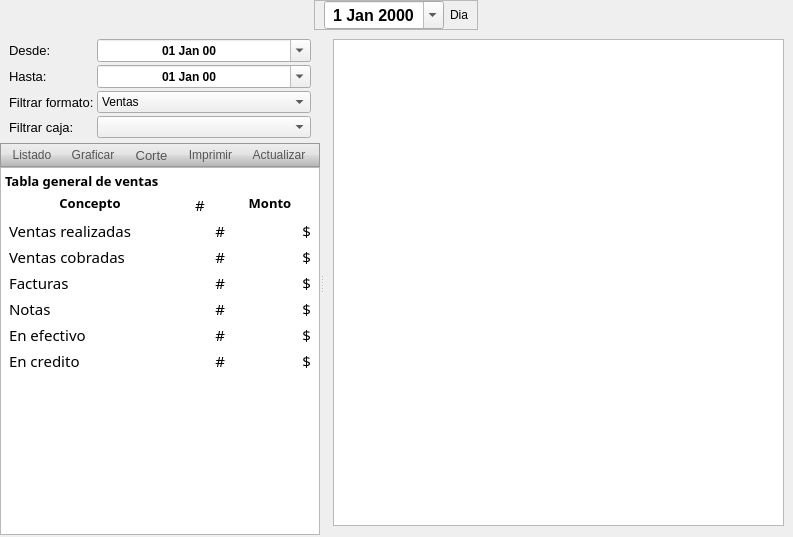
Old version of the form qt/modulos/ui_reportes.ui in the repository dravix/pyventa.
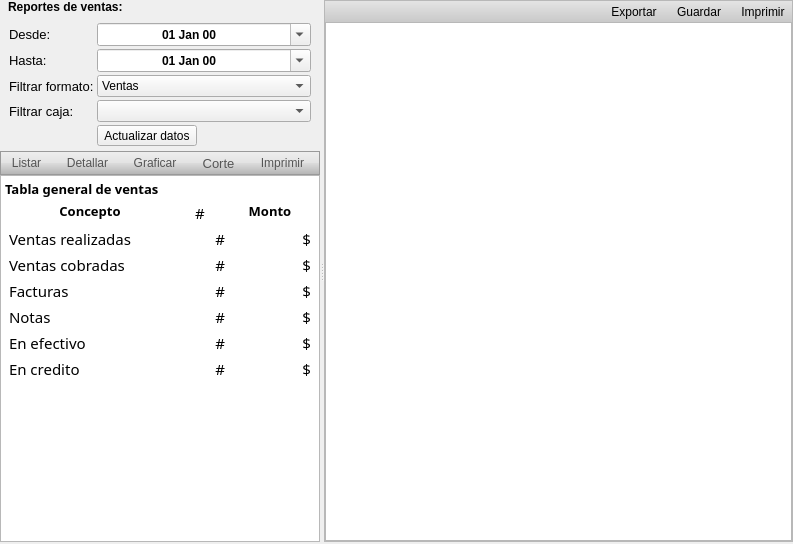
New version of the form. The open tabs and pages were chosen to show the change. Icons and pictures are not drawn.

The edit to the form file:
```diff
--- a/qt/modulos/ui_reportes.ui
+++ b/qt/modulos/ui_reportes.ui
@@ -7,7 +7,7 @@
     <x>0</x>
     <y>0</y>
     <width>793</width>
-    <height>537</height>
+    <height>544</height>
    </rect>
   </property>
   <property name="windowTitle">
@@ -40,125 +40,6 @@
         <property name="spacing">
          <number>0</number>
         </property>
-        <item>
-         <widget class="QStackedWidget" name="stackedWidget">
-          <property name="sizePolicy">
-           <sizepolicy hsizetype="Preferred" vsizetype="Fixed">
-            <horstretch>0</horstretch>
-            <verstretch>0</verstretch>
-           </sizepolicy>
-          </property>
-          <property name="currentIndex">
-           <number>1</number>
-          </property>
-          <widget class="QWidget" name="page">
-           <layout class="QHBoxLayout" name="horizontalLayout">
-            <property name="margin">
-             <number>0</number>
-            </property>
-            <item>
-             <widget class="QFrame" name="frDia">
-              <property name="sizePolicy">
-               <sizepolicy hsizetype="Fixed" vsizetype="Fixed">
-                <horstretch>0</horstretch>
-                <verstretch>0</verstretch>
-               </sizepolicy>
-              </property>
-              <property name="frameShape">
-               <enum>QFrame::StyledPanel</enum>
-              </property>
-              <property name="frameShadow">
-               <enum>QFrame::Raised</enum>
-              </property>
-              <layout class="QHBoxLayout" name="horizontalLayout_8">
-               <property name="topMargin">
-                <number>0</number>
-               </property>
-               <property name="bottomMargin">
-                <number>0</number>
-               </property>
-               <item>
-                <widget class="QDateEdit" name="deCorte">
-                 <property name="font">
-                  <font>
-                   <pointsize>12</pointsize>
-                   <weight>75</weight>
-                   <bold>true</bold>
-                  </font>
-                 </property>
-                 <property name="alignment">
-                  <set>Qt::AlignCenter</set>
-                 </property>
-                 <property name="buttonSymbols">
-                  <enum>QAbstractSpinBox::PlusMinus</enum>
-                 </property>
-                 <property name="accelerated">
-                  <bool>true</bool>
-                 </property>
-                 <property name="calendarPopup">
-                  <bool>true</bool>
-                 </property>
-                </widget>
-               </item>
-               <item>
-                <widget class="QLabel" name="label_3">
-                 <property name="text">
-                  <string>Dia</string>
-                 </property>
-                 <property name="alignment">
-                  <set>Qt::AlignCenter</set>
-                 </property>
-                </widget>
-               </item>
-              </layout>
-             </widget>
-            </item>
-           </layout>
-          </widget>
-          <widget class="QWidget" name="page_2">
-           <layout class="QHBoxLayout" name="horizontalLayout_2">
-            <property name="leftMargin">
-             <number>0</number>
-            </property>
-            <property name="topMargin">
-             <number>0</number>
-            </property>
-            <property name="rightMargin">
-             <number>0</number>
-            </property>
-            <item>
-             <layout class="QHBoxLayout" name="horizontalLayout_9">
-              <property name="leftMargin">
-               <number>10</number>
-              </property>
-              <property name="rightMargin">
-               <number>5</number>
-              </property>
-              <item>
-               <widget class="QLabel" name="titulo">
-                <property name="sizePolicy">
-                 <sizepolicy hsizetype="Preferred" vsizetype="Fixed">
-                  <horstretch>0</horstretch>
-                  <verstretch>0</verstretch>
-                 </sizepolicy>
-                </property>
-                <property name="font">
-                 <font>
-                  <weight>75</weight>
-                  <bold>true</bold>
-                 </font>
-                </property>
-                <property name="text">
-                 <string>Reportes de ventas:</string>
-                </property>
-               </widget>
-              </item>
-             </layout>
-            </item>
-           </layout>
-          </widget>
-         </widget>
-        </item>
         <item>
          <widget class="QSplitter" name="splitter">
           <property name="orientation">
@@ -172,6 +53,31 @@
             <property name="sizeConstraint">
              <enum>QLayout::SetMaximumSize</enum>
             </property>
+            <item>
+             <widget class="QLabel" name="titulo">
+              <property name="sizePolicy">
+               <sizepolicy hsizetype="Preferred" vsizetype="Fixed">
+                <horstretch>0</horstretch>
+                <verstretch>0</verstretch>
+               </sizepolicy>
+              </property>
+              <property name="font">
+               <font>
+                <weight>75</weight>
+                <bold>true</bold>
+               </font>
+              </property>
+              <property name="text">
+               <string>Reportes de ventas:</string>
+              </property>
+              <property name="margin">
+               <number>7</number>
+              </property>
+              <property name="indent">
+               <number>8</number>
+              </property>
+             </widget>
+            </item>
             <item>
              <widget class="QWidget" name="widget" native="true">
               <layout class="QVBoxLayout" name="verticalLayout_6">
@@ -333,6 +239,33 @@
                  <item row="3" column="1">
                   <widget class="QComboBox" name="cbCaja"/>
                  </item>
+                 <item row="4" column="1">
+                  <widget class="QToolButton" name="pbListaVentas">
+                   <property name="font">
+                    <font>
+                     <pointsize>9</pointsize>
+                     <weight>50</weight>
+                     <bold>false</bold>
+                    </font>
+                   </property>
+                   <property name="text">
+                    <string>Actualizar datos</string>
+                   </property>
+                   <property name="icon">
+                    <iconset resource="../../icons.qrc">
+                     <normaloff>:/actions/images/actions/color_18/reload.png</normaloff>:/actions/images/actions/color_18/reload.png</iconset>
+                   </property>
+                   <property name="iconSize">
+                    <size>
+                     <width>18</width>
+                     <height>18</height>
+                    </size>
+                   </property>
+                   <property name="toolButtonStyle">
+                    <enum>Qt::ToolButtonTextBesideIcon</enum>
+                   </property>
+                  </widget>
+                 </item>
                 </layout>
                </item>
               </layout>
@@ -368,9 +301,6 @@
                <enum>QFrame::Raised</enum>
               </property>
               <layout class="QHBoxLayout" name="horizontalLayout_3">
-               <property name="spacing">
-                <number>0</number>
-               </property>
                <property name="margin">
                 <number>0</number>
                </property>
@@ -384,7 +314,7 @@
                   </font>
                  </property>
                  <property name="text">
-                  <string>Listado</string>
+                  <string>Listar</string>
                  </property>
                  <property name="icon">
                   <iconset resource="../../icons.qrc">
@@ -396,6 +326,40 @@
                    <height>18</height>
                   </size>
                  </property>
+                 <property name="popupMode">
+                  <enum>QToolButton::InstantPopup</enum>
+                 </property>
+                 <property name="toolButtonStyle">
+                  <enum>Qt::ToolButtonTextUnderIcon</enum>
+                 </property>
+                 <property name="autoRaise">
+                  <bool>true</bool>
+                 </property>
+                </widget>
+               </item>
+               <item>
+                <widget class="QToolButton" name="tbDetallar">
+                 <property name="font">
+                  <font>
+                   <pointsize>9</pointsize>
+                  </font>
+                 </property>
+                 <property name="text">
+                  <string>Detallar</string>
+                 </property>
+                 <property name="icon">
+                  <iconset resource="../../icons.qrc">
+                   <normaloff>:/actions/images/actions/color_18/clipboard.png</normaloff>:/actions/images/actions/color_18/clipboard.png</iconset>
+                 </property>
+                 <property name="iconSize">
+                  <size>
+                   <width>18</width>
+                   <height>18</height>
+                  </size>
+                 </property>
+                 <property name="popupMode">
+                  <enum>QToolButton::InstantPopup</enum>
+                 </property>
                  <property name="toolButtonStyle">
                   <enum>Qt::ToolButtonTextUnderIcon</enum>
                  </property>
@@ -495,36 +459,6 @@
                  </property>
                 </widget>
                </item>
-               <item>
-                <widget class="QToolButton" name="pbListaVentas">
-                 <property name="font">
-                  <font>
-                   <pointsize>9</pointsize>
-                   <weight>50</weight>
-                   <bold>false</bold>
-                  </font>
-                 </property>
-                 <property name="text">
-                  <string>Actualizar</string>
-                 </property>
-                 <property name="icon">
-                  <iconset resource="../../icons.qrc">
-                   <normaloff>:/actions/images/actions/black_18/reload.png</normaloff>:/actions/images/actions/black_18/reload.png</iconset>
-                 </property>
-                 <property name="iconSize">
-                  <size>
-                   <width>18</width>
-                   <height>18</height>
-                  </size>
-                 </property>
-                 <property name="toolButtonStyle">
-                  <enum>Qt::ToolButtonTextUnderIcon</enum>
-                 </property>
-                 <property name="autoRaise">
-                  <bool>true</bool>
-                 </property>
-                </widget>
-               </item>
               </layout>
              </widget>
             </item>
@@ -635,6 +569,127 @@
            </widget>
            <widget class="QWidget" name="page_6">
             <layout class="QVBoxLayout" name="verticalLayout_2">
+             <property name="spacing">
+              <number>0</number>
+             </property>
+             <property name="margin">
+              <number>0</number>
+             </property>
+             <item>
+              <widget class="QWidget" name="gToolbar_3" native="true">
+               <property name="styleSheet">
+                <string notr="true">.QWidget{background-color: qlineargradient(spread:reflect, x1:1, y1:1, x2:1, y2:0, stop:0 rgba(201, 201, 201, 255), stop:1 rgba(228, 228, 228, 255));}</string>
+               </property>
+               <layout class="QHBoxLayout" name="horizontalLayout_8">
+                <property name="margin">
+                 <number>0</number>
+                </property>
+                <item>
+                 <spacer name="horizontalSpacer_4">
+                  <property name="orientation">
+                   <enum>Qt::Horizontal</enum>
+                  </property>
+                  <property name="sizeHint" stdset="0">
+                   <size>
+                    <width>40</width>
+                    <height>20</height>
+                   </size>
+                  </property>
+                 </spacer>
+                </item>
+                <item>
+                 <widget class="QToolButton" name="tbGColorear">
+                  <property name="font">
+                   <font>
+                    <pointsize>9</pointsize>
+                    <weight>50</weight>
+                    <bold>false</bold>
+                   </font>
+                  </property>
+                  <property name="text">
+                   <string>Color</string>
+                  </property>
+                  <property name="icon">
+                   <iconset resource="../../icons.qrc">
+                    <normaloff>:/actions/images/actions/color_18/history.png</normaloff>:/actions/images/actions/color_18/history.png</iconset>
+                  </property>
+                  <property name="iconSize">
+                   <size>
+                    <width>18</width>
+                    <height>18</height>
+                   </size>
+                  </property>
+                  <property name="toolButtonStyle">
+                   <enum>Qt::ToolButtonTextBesideIcon</enum>
+                  </property>
+                  <property name="autoRaise">
+                   <bool>true</bool>
+                  </property>
+                 </widget>
+                </item>
+                <item>
+                 <widget class="QToolButton" name="tbGGuardar">
+                  <property name="font">
+                   <font>
+                    <pointsize>9</pointsize>
+                    <weight>50</weight>
+                    <bold>false</bold>
+                   </font>
+                  </property>
+                  <property name="text">
+                   <string>Guardar</string>
+                  </property>
+                  <property name="icon">
+                   <iconset resource="../../icons.qrc">
+                    <normaloff>:/actions/images/actions/color_18/diskette.png</normaloff>:/actions/images/actions/color_18/diskette.png</iconset>
+                  </property>
+                  <property name="iconSize">
+                   <size>
+                    <width>18</width>
+                    <height>18</height>
+                   </size>
+                  </property>
+                  <property name="toolButtonStyle">
+                   <enum>Qt::ToolButtonTextBesideIcon</enum>
+                  </property>
+                  <property name="autoRaise">
+                   <bool>true</bool>
+                  </property>
+                 </widget>
+                </item>
+                <item>
+                 <widget class="QToolButton" name="tbGImprimir">
+                  <property name="font">
+                   <font>
+                    <pointsize>9</pointsize>
+                    <weight>50</weight>
+                    <bold>false</bold>
+                   </font>
+                  </property>
+                  <property name="text">
+                   <string>Imprimir</string>
+                  </property>
+                  <property name="icon">
+                   <iconset resource="../../icons.qrc">
+                    <normaloff>:/actions/images/actions/color_18/print.png</normaloff>:/actions/images/actions/color_18/print.png</iconset>
+                  </property>
+                  <property name="iconSize">
+                   <size>
+                    <width>18</width>
+                    <height>18</height>
+                   </size>
+                  </property>
+                  <property name="toolButtonStyle">
+                   <enum>Qt::ToolButtonTextBesideIcon</enum>
+                  </property>
+                  <property name="autoRaise">
+                   <bool>true</bool>
+                  </property>
+                 </widget>
+                </item>
+               </layout>
+              </widget>
+             </item>
              <item>
               <widget class="QGraphicsView" name="grafica">
                <property name="renderHints">
@@ -644,6 +699,169 @@
              </item>
             </layout>
            </widget>
+           <widget class="QWidget" name="page_3">
+            <layout class="QVBoxLayout" name="verticalLayout_7">
+             <property name="spacing">
+              <number>0</number>
+             </property>
+             <property name="margin">
+              <number>0</number>
+             </property>
+             <item>
+              <widget class="QScrollArea" name="scrollArea">
+               <property name="widgetResizable">
+                <bool>true</bool>
+               </property>
+               <widget class="QWidget" name="scrollAreaWidgetContents">
+                <property name="geometry">
+                 <rect>
+                  <x>0</x>
+                  <y>0</y>
+                  <width>363</width>
+                  <height>538</height>
+                 </rect>
+                </property>
+                <layout class="QVBoxLayout" name="verticalLayout_8">
+                 <property name="spacing">
+                  <number>0</number>
+                 </property>
+                 <property name="margin">
+                  <number>0</number>
+                 </property>
+                 <item>
+                  <widget class="QWidget" name="gToolbar_2" native="true">
+                   <property name="styleSheet">
+                    <string notr="true">.QWidget{background-color: qlineargradient(spread:reflect, x1:1, y1:1, x2:1, y2:0, stop:0 rgba(201, 201, 201, 255), stop:1 rgba(228, 228, 228, 255));}</string>
+                   </property>
+                   <layout class="QHBoxLayout" name="horizontalLayout_7">
+                    <property name="margin">
+                     <number>0</number>
+                    </property>
+                    <item>
+                     <spacer name="horizontalSpacer_3">
+                      <property name="orientation">
+                       <enum>Qt::Horizontal</enum>
+                      </property>
+                      <property name="sizeHint" stdset="0">
+                       <size>
+                        <width>40</width>
+                        <height>20</height>
+                       </size>
+                      </property>
+                     </spacer>
+                    </item>
+                    <item>
+                     <widget class="QToolButton" name="tbREtiquetar">
+                      <property name="font">
+                       <font>
+                        <pointsize>9</pointsize>
+                        <weight>50</weight>
+                        <bold>false</bold>
+                       </font>
+                      </property>
+                      <property name="text">
+                       <string>Exportar</string>
+                      </property>
+                      <property name="icon">
+                       <iconset resource="../../icons.qrc">
+                        <normaloff>:/actions/images/actions/color_18/spreadsheet.png</normaloff>:/actions/images/actions/color_18/spreadsheet.png</iconset>
+                      </property>
+                      <property name="iconSize">
+                       <size>
+                        <width>18</width>
+                        <height>18</height>
+                       </size>
+                      </property>
+                      <property name="toolButtonStyle">
+                       <enum>Qt::ToolButtonTextBesideIcon</enum>
+                      </property>
+                      <property name="autoRaise">
+                       <bool>true</bool>
+                      </property>
+                     </widget>
+                    </item>
+                    <item>
+                     <widget class="QToolButton" name="tbRGuardar">
+                      <property name="font">
+                       <font>
+                        <pointsize>9</pointsize>
+                        <weight>50</weight>
+                        <bold>false</bold>
+                       </font>
+                      </property>
+                      <property name="text">
+                       <string>Guardar</string>
+                      </property>
+                      <property name="icon">
+                       <iconset resource="../../icons.qrc">
+                        <normaloff>:/actions/images/actions/color_18/diskette.png</normaloff>:/actions/images/actions/color_18/diskette.png</iconset>
+                      </property>
+                      <property name="iconSize">
+                       <size>
+                        <width>18</width>
+                        <height>18</height>
+                       </size>
+                      </property>
+                      <property name="toolButtonStyle">
+                       <enum>Qt::ToolButtonTextBesideIcon</enum>
+                      </property>
+                      <property name="autoRaise">
+                       <bool>true</bool>
+                      </property>
+                     </widget>
+                    </item>
+                    <item>
+                     <widget class="QToolButton" name="tbRImprimir">
+                      <property name="font">
+                       <font>
+                        <pointsize>9</pointsize>
+                        <weight>50</weight>
+                        <bold>false</bold>
+                       </font>
+                      </property>
+                      <property name="text">
+                       <string>Imprimir</string>
+                      </property>
+                      <property name="icon">
+                       <iconset resource="../../icons.qrc">
+                        <normaloff>:/actions/images/actions/color_18/print.png</normaloff>:/actions/images/actions/color_18/print.png</iconset>
+                      </property>
+                      <property name="iconSize">
+                       <size>
+                        <width>18</width>
+                        <height>18</height>
+                       </size>
+                      </property>
+                      <property name="toolButtonStyle">
+                       <enum>Qt::ToolButtonTextBesideIcon</enum>
+                      </property>
+                      <property name="autoRaise">
+                       <bool>true</bool>
+                      </property>
+                     </widget>
+                    </item>
+                   </layout>
+                  </widget>
+                 </item>
+                 <item>
+                  <widget class="QTextEdit" name="teResumen">
+                   <property name="maximumSize">
+                    <size>
+                     <width>700</width>
+                     <height>16777215</height>
+                    </size>
+                   </property>
+                   <property name="readOnly">
+                    <bool>true</bool>
+                   </property>
+                  </widget>
+                 </item>
+                </layout>
+               </widget>
+              </widget>
+             </item>
+            </layout>
+           </widget>
           </widget>
          </widget>
         </item>
```
Left out of the diff: 8 changed lines with no effect on the pictures.
